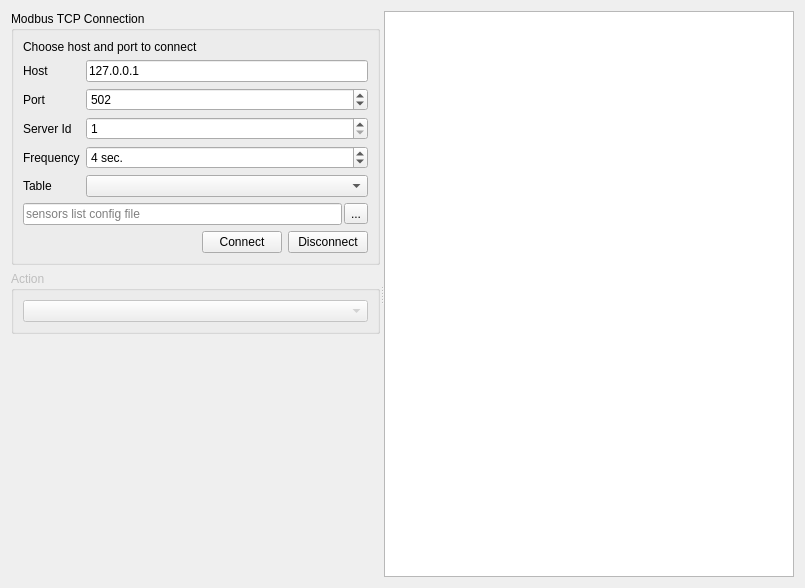
Old version of the form PLDesk/modbustcpclient.ui in the repository khomchenkovaa/PortListener.
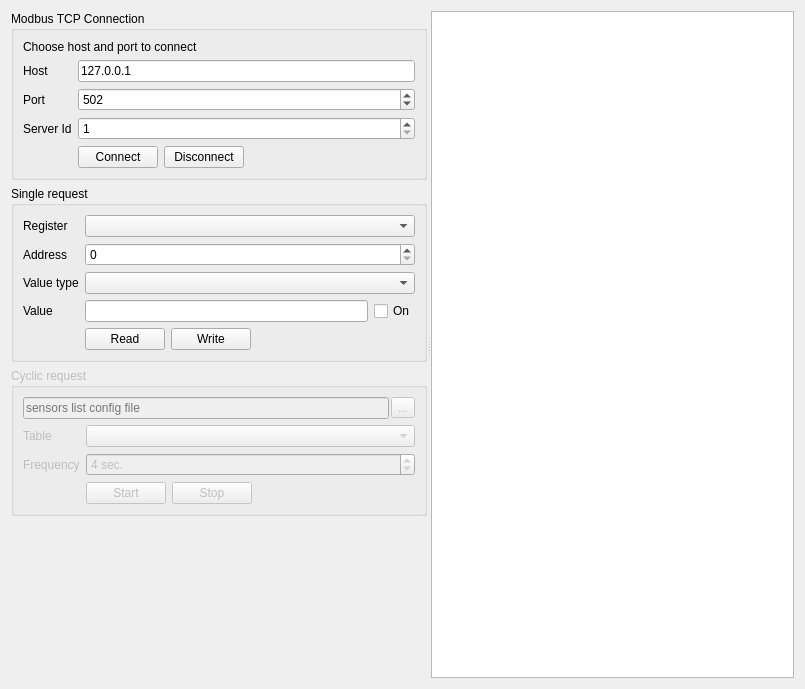
New version of the form.

Commit message: [ADD] ModbusTcpClient: Single/Cycle requests

Patch:
```diff
--- a/PLDesk/modbustcpclient.ui
+++ b/PLDesk/modbustcpclient.ui
@@ -7,7 +7,7 @@
     <x>0</x>
     <y>0</y>
     <width>805</width>
-    <height>588</height>
+    <height>689</height>
    </rect>
   </property>
   <property name="windowTitle">
@@ -85,75 +85,8 @@
             </property>
            </widget>
           </item>
-          <item row="4" column="0">
-           <widget class="QLabel" name="lblFrequency">
-            <property name="text">
-             <string>Frequency</string>
-            </property>
-           </widget>
-          </item>
           <item row="4" column="1">
-           <widget class="QSpinBox" name="spinFrequency">
-            <property name="suffix">
-             <string> sec.</string>
-            </property>
-            <property name="minimum">
-             <number>1</number>
-            </property>
-            <property name="maximum">
-             <number>60</number>
-            </property>
-            <property name="value">
-             <number>4</number>
-            </property>
-           </widget>
-          </item>
-          <item row="5" column="0">
-           <widget class="QLabel" name="lblTable">
-            <property name="text">
-             <string>Table</string>
-            </property>
-           </widget>
-          </item>
-          <item row="5" column="1">
-           <widget class="QComboBox" name="cmbTable"/>
-          </item>
-          <item row="6" column="0" colspan="2">
-           <layout class="QHBoxLayout" name="horizontalLayout_2">
-            <property name="spacing">
-             <number>2</number>
-            </property>
-            <item>
-             <widget class="QLineEdit" name="editConfig">
-              <property name="placeholderText">
-               <string>sensors list config file</string>
-              </property>
-             </widget>
-            </item>
-            <item>
-             <widget class="QToolButton" name="btnConfig">
-              <property name="text">
-               <string>...</string>
-              </property>
-             </widget>
-            </item>
-           </layout>
-          </item>
-          <item row="7" column="0" colspan="2">
            <layout class="QHBoxLayout" name="horizontalLayout">
-            <item>
-             <spacer name="horizontalSpacer">
-              <property name="orientation">
-               <enum>Qt::Horizontal</enum>
-              </property>
-              <property name="sizeHint" stdset="0">
-               <size>
-                <width>40</width>
-                <height>20</height>
-               </size>
-              </property>
-             </spacer>
-            </item>
             <item>
              <widget class="QPushButton" name="btnConnect">
               <property name="text">
@@ -168,6 +101,114 @@
               </property>
              </widget>
             </item>
+            <item>
+             <spacer name="horizontalSpacer">
+              <property name="orientation">
+               <enum>Qt::Horizontal</enum>
+              </property>
+              <property name="sizeHint" stdset="0">
+               <size>
+                <width>40</width>
+                <height>20</height>
+               </size>
+              </property>
+             </spacer>
+            </item>
+           </layout>
+          </item>
+         </layout>
+        </widget>
+       </item>
+       <item>
+        <widget class="QGroupBox" name="boxRequest">
+         <property name="title">
+          <string>Single request</string>
+         </property>
+         <layout class="QFormLayout" name="formLayout_3">
+          <item row="0" column="0">
+           <widget class="QLabel" name="lblRegister">
+            <property name="text">
+             <string>Register</string>
+            </property>
+           </widget>
+          </item>
+          <item row="0" column="1">
+           <widget class="QComboBox" name="cmbRegister"/>
+          </item>
+          <item row="1" column="0">
+           <widget class="QLabel" name="lblAddress">
+            <property name="text">
+             <string>Address</string>
+            </property>
+           </widget>
+          </item>
+          <item row="1" column="1">
+           <widget class="QSpinBox" name="spinAddress">
+            <property name="maximum">
+             <number>2000</number>
+            </property>
+           </widget>
+          </item>
+          <item row="2" column="0">
+           <widget class="QLabel" name="lblValueType">
+            <property name="text">
+             <string>Value type</string>
+            </property>
+           </widget>
+          </item>
+          <item row="2" column="1">
+           <widget class="QComboBox" name="cmbValueType"/>
+          </item>
+          <item row="3" column="0">
+           <widget class="QLabel" name="lblValue">
+            <property name="text">
+             <string>Value</string>
+            </property>
+           </widget>
+          </item>
+          <item row="3" column="1">
+           <layout class="QHBoxLayout" name="horizontalLayout_3">
+            <item>
+             <widget class="QLineEdit" name="editValue"/>
+            </item>
+            <item>
+             <widget class="QCheckBox" name="chkValue">
+              <property name="text">
+               <string>On</string>
+              </property>
+             </widget>
+            </item>
+           </layout>
+          </item>
+          <item row="4" column="1">
+           <layout class="QHBoxLayout" name="horizontalLayout_5">
+            <item>
+             <widget class="QPushButton" name="btnValueRead">
+              <property name="text">
+               <string>Read</string>
+              </property>
+             </widget>
+            </item>
+            <item>
+             <widget class="QPushButton" name="btnValueWrite">
+              <property name="text">
+               <string>Write</string>
+              </property>
+             </widget>
+            </item>
+            <item>
+             <spacer name="horizontalSpacer_3">
+              <property name="orientation">
+               <enum>Qt::Horizontal</enum>
+              </property>
+              <property name="sizeHint" stdset="0">
+               <size>
+                <width>40</width>
+                <height>20</height>
+               </size>
+              </property>
+             </spacer>
+            </item>
            </layout>
           </item>
          </layout>
@@ -179,11 +220,93 @@
           <bool>false</bool>
          </property>
          <property name="title">
-          <string>Action</string>
+          <string>Cyclic request</string>
          </property>
-         <layout class="QVBoxLayout" name="verticalLayout_4">
-          <item>
-           <widget class="QComboBox" name="cmbHandler"/>
+         <layout class="QFormLayout" name="formLayout_2">
+          <item row="0" column="0" colspan="2">
+           <layout class="QHBoxLayout" name="horizontalLayout_2">
+            <property name="spacing">
+             <number>2</number>
+            </property>
+            <item>
+             <widget class="QLineEdit" name="editConfig">
+              <property name="placeholderText">
+               <string>sensors list config file</string>
+              </property>
+             </widget>
+            </item>
+            <item>
+             <widget class="QToolButton" name="btnConfig">
+              <property name="text">
+               <string>...</string>
+              </property>
+             </widget>
+            </item>
+           </layout>
+          </item>
+          <item row="1" column="0">
+           <widget class="QLabel" name="lblTable">
+            <property name="text">
+             <string>Table</string>
+            </property>
+           </widget>
+          </item>
+          <item row="1" column="1">
+           <widget class="QComboBox" name="cmbTable"/>
+          </item>
+          <item row="2" column="0">
+           <widget class="QLabel" name="lblFrequency">
+            <property name="text">
+             <string>Frequency</string>
+            </property>
+           </widget>
+          </item>
+          <item row="2" column="1">
+           <widget class="QSpinBox" name="spinFrequency">
+            <property name="suffix">
+             <string> sec.</string>
+            </property>
+            <property name="minimum">
+             <number>1</number>
+            </property>
+            <property name="maximum">
+             <number>60</number>
+            </property>
+            <property name="value">
+             <number>4</number>
+            </property>
+           </widget>
+          </item>
+          <item row="3" column="1">
+           <layout class="QHBoxLayout" name="horizontalLayout_4">
+            <item>
+             <widget class="QPushButton" name="btnStart">
+              <property name="text">
+               <string>Start</string>
+              </property>
+             </widget>
+            </item>
+            <item>
+             <widget class="QPushButton" name="btnStop">
+              <property name="text">
+               <string>Stop</string>
+              </property>
+             </widget>
+            </item>
+            <item>
+             <spacer name="horizontalSpacer_2">
+              <property name="orientation">
+               <enum>Qt::Horizontal</enum>
+              </property>
+              <property name="sizeHint" stdset="0">
+               <size>
+                <width>40</width>
+                <height>20</height>
+               </size>
+              </property>
+             </spacer>
+            </item>
+           </layout>
           </item>
          </layout>
         </widget>
```
The commit also changes 7 other files.
